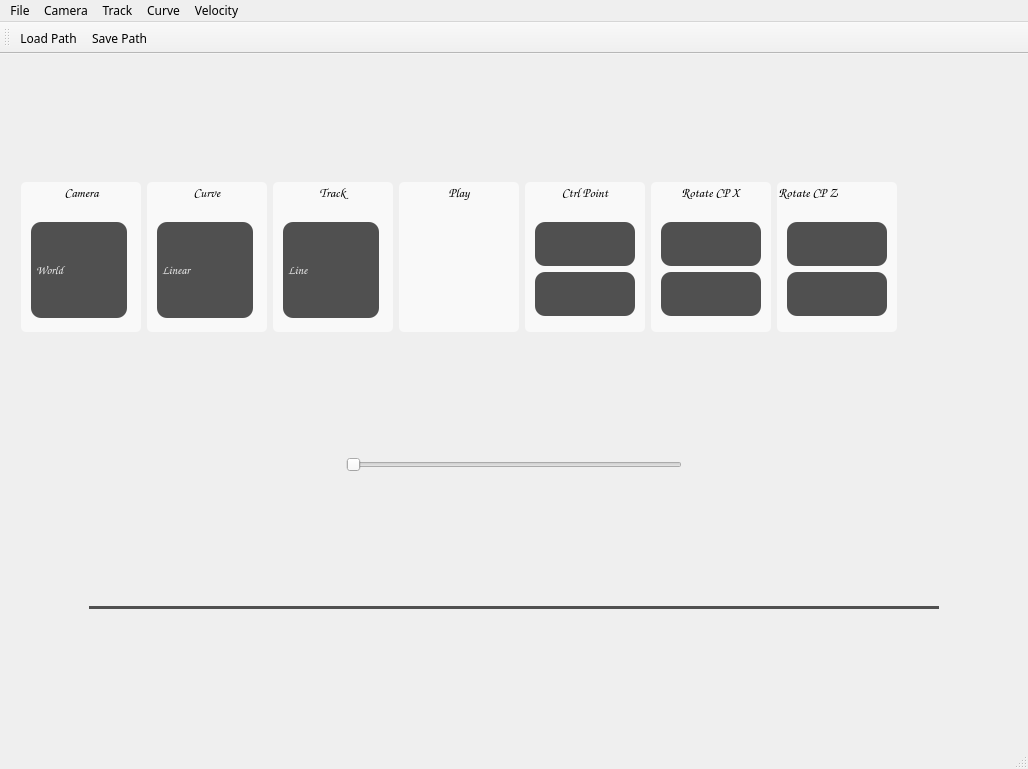
Qt form Roller Coaster/AppMain.ui (p458732/GCroast) before a commit.
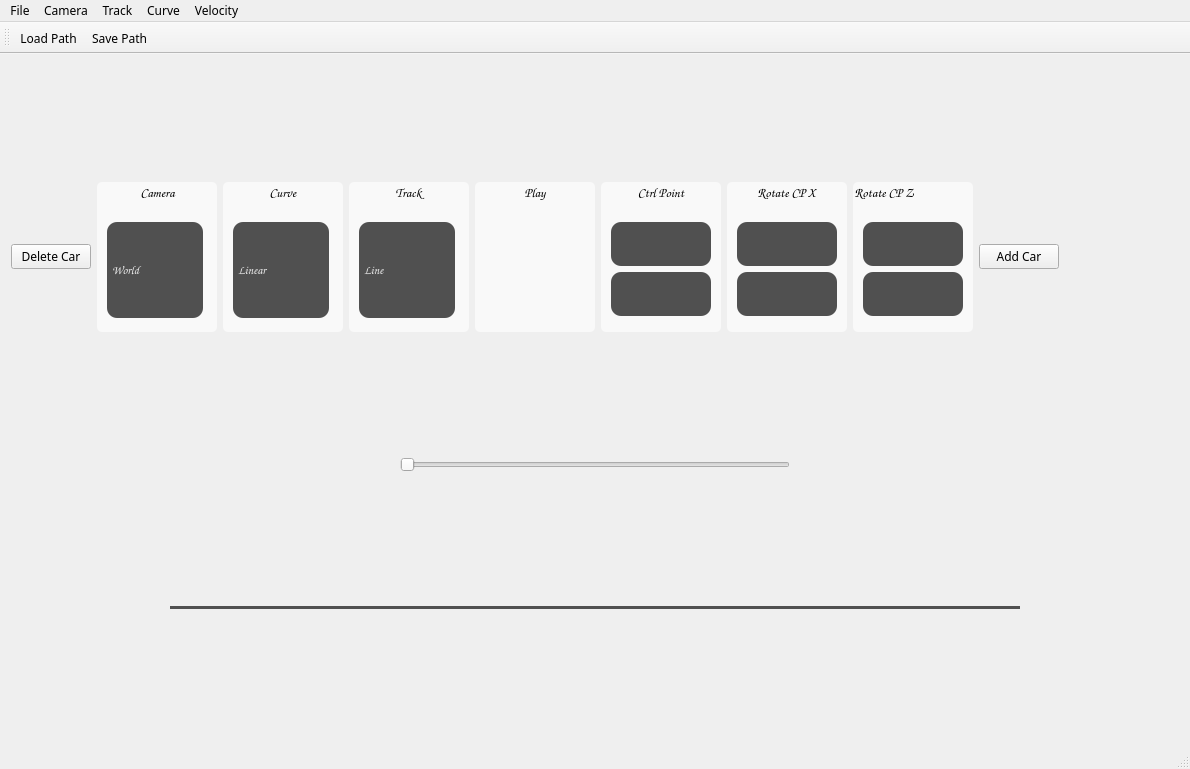
The same form after that commit. Icons and pictures are not drawn.

Patch:
```diff
--- a/Roller Coaster/AppMain.ui
+++ b/Roller Coaster/AppMain.ui
@@ -6,7 +6,7 @@
    <rect>
     <x>0</x>
     <y>0</y>
-    <width>1028</width>
+    <width>1190</width>
     <height>769</height>
    </rect>
   </property>
@@ -93,6 +93,16 @@
         </property>
        </spacer>
       </item>
+      <item>
+       <widget class="QPushButton" name="deletecar">
+        <property name="autoFillBackground">
+         <bool>false</bool>
+        </property>
+        <property name="text">
+         <string>Delete Car</string>
+        </property>
+       </widget>
+      </item>
       <item>
        <widget class="QGroupBox" name="groupCamera">
         <property name="sizePolicy">
@@ -956,6 +966,13 @@
         </widget>
        </widget>
       </item>
+      <item>
+       <widget class="QPushButton" name="addcar">
+        <property name="text">
+         <string>Add Car</string>
+        </property>
+       </widget>
+      </item>
       <item>
        <spacer name="horizontalSpacer_2">
         <property name="minimumSize">
@@ -1085,7 +1102,7 @@
     <rect>
      <x>0</x>
      <y>0</y>
-     <width>1028</width>
+     <width>1190</width>
      <height>21</height>
     </rect>
    </property>
```
